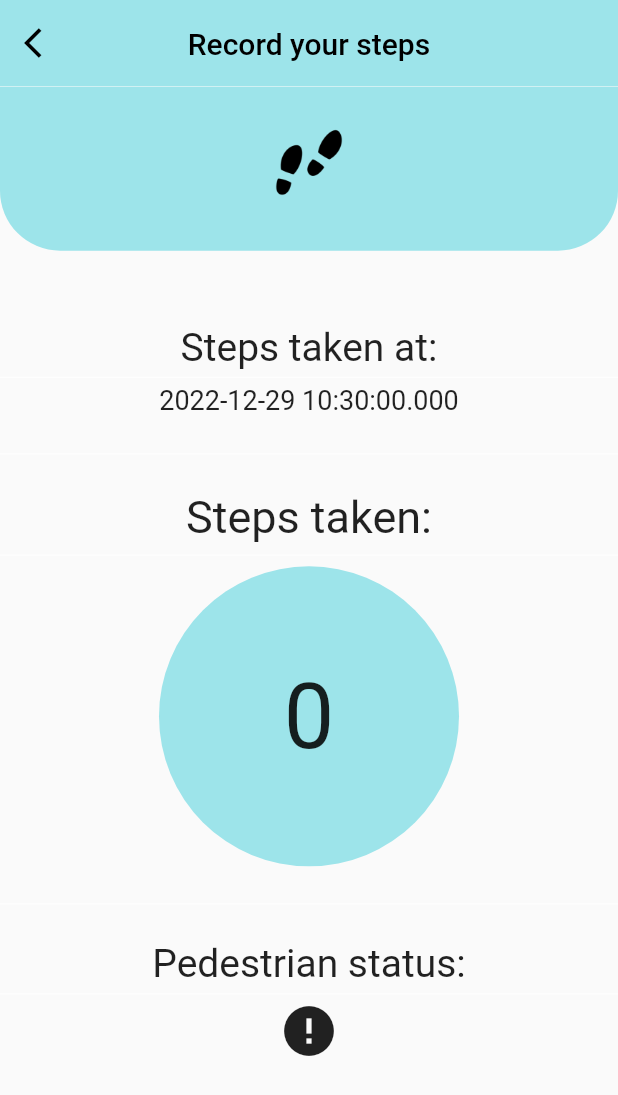
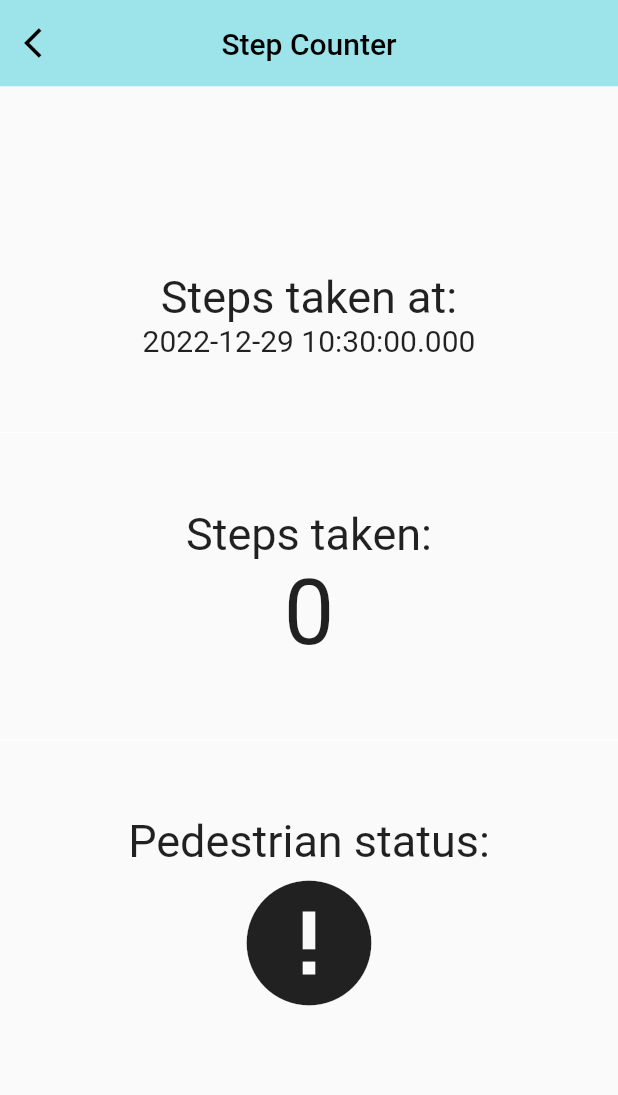
Before and after one commit to wanysamsuri/flutter_clinical, a Flutter app: the PedometerScreen screen opened directly, on a phone screen of 412 x 824 dp. Shown: the top 1095 px of the screen. Run offline on Flutter 3.47's test engine with Material 2 defaults, Android fonts, the light colour scheme and no system bars; our stand-ins replace cached_network_image, carousel_slider, device_info_plus, email_validator, fl_chart, flutter_rating_stars and 20 more; missing offline and left inert: clickable_list_wheel_view, flutter_3d_choice_chip, gauges, html2md, onesignal_flutter, pretty_gauge and 2 more; accounts and stored records are empty.

Commit message:
pedometer function

```diff
--- a/lib/bmi/bmi_screen.dart
+++ b/lib/bmi/bmi_screen.dart
@@ -88,14 +88,20 @@ class _BMIScreenState extends State<BMIScreen> {
                   height: 20,
                 ),
                 GenderWidget(
-                  onChange: (genderVal) {
+                  onChange: (genderVal) async {
+                    SharedPreferences storage =
+                        await SharedPreferences.getInstance();
+                    storage.setString('gender', genderVal.toString());
                     _gender = genderVal;
                   },
                 ),
                 SizedBox(
                   height: 20,
                 ),
-                HeightWidget(onChange: (heightVal) {
+                HeightWidget(onChange: (heightVal) async {
+                  SharedPreferences storage =
+                      await SharedPreferences.getInstance();
+                  storage.setString('height', heightVal.toString());
                   _height = heightVal;
                 }),
                 SizedBox(
--- a/lib/main.dart
+++ b/lib/main.dart
@@ -1,6 +1,5 @@
 import 'dart:collection';
 import 'dart:convert';
-
 import 'package:flutter/material.dart';
 import 'package:flutter_clinic/record_screen.dart';
 import 'package:flutter_clinic/screens/appointment/queue_new.dart';
@@ -25,15 +24,19 @@ import 'package:flutter_clinic/utils/get_player_id.dart';
 import 'package:flutter_clinic/utils/get_sharedprefs.dart';
 import 'package:get/get.dart';
 import 'package:get/get_navigation/src/root/get_material_app.dart';
-
+import 'package:hive/hive.dart';
 import 'package:onesignal_flutter/onesignal_flutter.dart';
+import 'package:path_provider/path_provider.dart';
 import 'package:responsive_sizer/responsive_sizer.dart';
 import 'package:shared_preferences/shared_preferences.dart';
 import 'package:sizer/sizer.dart';
 import 'package:http/http.dart' as http;
 
-void main() {
+Future<void> main() async {
     runApp(const MyApp());
+    WidgetsFlutterBinding.ensureInitialized();
+    final appDocumentDirectory = await getApplicationDocumentsDirectory();
+    Hive.init(appDocumentDirectory.path);
   }
 
 class MyApp extends StatefulWidget {
@@ -43,10 +46,13 @@ class MyApp extends StatefulWidget {
   State<MyApp> createState() => _MyAppState();
 }
 
+
 class _MyAppState extends State<MyApp> {
   // This widget is the root of your application.
   @override
   void initState() {
+
+
     // TODO: implement initState
 
     super.initState();
@@ -56,6 +62,8 @@ class _MyAppState extends State<MyApp> {
 
     // configOneSignal();
   }
+
+
 
   // static const String oneSignalAppId = "8ccd5fa1-7218-4f73-bfea-bd84b99bb016";
   // void configOneSignal() {
@@ -96,6 +104,7 @@ class _MyAppState extends State<MyApp> {
     });
   }
 
+  // }
 //   Future<void> initPlatformState() async {
 //     OneSignal.shared.setAppId(oneSignalAppId);
 //     //Remove this method to stop OneSignal Debugging
--- a/lib/pedometer/pedometer_screen.dart
+++ b/lib/pedometer/pedometer_screen.dart
@@ -2,13 +2,11 @@ import 'dart:async';
 
 import 'package:flutter/foundation.dart';
 import 'package:flutter/material.dart';
-import 'package:flutter_clinic/constant.dart';
 import 'package:hive/hive.dart';
 import 'package:jiffy/jiffy.dart';
 import 'package:pedometer/pedometer.dart';
 import 'package:permission_handler/permission_handler.dart';
 import 'package:intl/intl.dart';
-import 'package:responsive_sizer/responsive_sizer.dart';
 import 'package:shared_preferences/shared_preferences.dart';
 
 class PedometerScreen extends StatefulWidget {
@@ -131,7 +129,7 @@ class _PedometerScreenState extends State<PedometerScreen> {
       _stepCountStream = Pedometer.stepCountStream;
       _subscription = _stepCountStream.listen(onStepCount,
           onDone: _onDone, onError: onStepCountError, cancelOnError: true);
-
+      _subscription;
       // _stepCountStream.listen(onStepCount).onError(onStepCountError);
       _pedestrianStatusStream
           .listen(onPedestrianStatusChanged)
@@ -164,14 +162,14 @@ class _PedometerScreenState extends State<PedometerScreen> {
           backgroundColor: Colors.grey[50],
           elevation: 0.0,
           flexibleSpace: ClipPath(
-                // clipper: CustomShape(),
+              //clipper: CustomShape(),
               child: Container(
             height: 200,
             width: MediaQuery.of(context).size.width,
             color: Color.fromARGB(255, 157, 228, 234),
           )),
           title: const Text(
-              'Record your steps',
+            'Step Counter',
             style: TextStyle(color: Colors.black),
           ),
           centerTitle: true,
@@ -184,94 +182,40 @@ class _PedometerScreenState extends State<PedometerScreen> {
               Navigator.pop(context);
             },
           )),
-        body: SafeArea(
-            child: SingleChildScrollView(
-          child: Container(
-            child:
-                Column(crossAxisAlignment: CrossAxisAlignment.start, children: [
-              Container(
-                padding: EdgeInsets.all(Adaptive.w(5)),
-                // height: Adaptive.h(15),
-                width: Adaptive.w(100),
-                decoration: const BoxDecoration(
-                    color: Color.fromARGB(255, 157, 228, 234),
-                    borderRadius: BorderRadius.only(
-                        bottomLeft: Radius.circular(40),
-                        bottomRight: Radius.circular(40))),
-                child: Column(
-                    crossAxisAlignment: CrossAxisAlignment.start,
-                    children: [
-                      Container(
+      body: Container(
         child: Center(
-                            child:
-                                Image.asset('assets/footstep.png', height: 60)),
-                      ),
-                      SizedBox(
-                        height: Adaptive.h(1),
-                      ),
-                    ]),
-              ),
-              SizedBox(
-                height: Adaptive.h(6),
-              ),
-              Center(
           child: Column(
             mainAxisAlignment: MainAxisAlignment.center,
             children: <Widget>[
               const Text(
                 'Steps taken at:',
-                      style: TextStyle(fontSize: 26),
+                style: TextStyle(fontSize: 30),
+              ),
+              Text(
+                _timeStamp.toString(),
+                style: const TextStyle(fontSize: 20),
               ),
               const Divider(
-                      height: 10,
+                height: 100,
                 thickness: 0,
                 color: Colors.white,
               ),
-                    Text(
-                      _timeStamp.toString(),
-                      style: const TextStyle(fontSize: 18),
-                    ),
-                    const Divider(
-                      height: 50,
-                      thickness: 0,
-                      color: Colors.white,
-                    ),
-                    Text(
+              const Text(
                 'Steps taken:',
                 style: TextStyle(fontSize: 30),
               ),
-                    const Divider(
-                      height: 15,
-                      thickness: 0,
-                      color: Colors.white,
-                    ),
-                    Container(
-                      height: 200,
-                      width: 200,
-                      decoration: BoxDecoration(
-                          color: primaryColor,
-                          borderRadius: BorderRadius.circular(100)),
-                      child: Center(
-                        child: Text(
+              Text(
                 _todaySteps.toString(),
                 style: const TextStyle(fontSize: 60),
               ),
-                      ),
-                    ),
-
               const Divider(
-                      height: 50,
+                height: 100,
                 thickness: 0,
                 color: Colors.white,
               ),
               const Text(
                 'Pedestrian status:',
-                      style: TextStyle(fontSize: 26),
-                    ),
-                    const Divider(
-                      height: 10,
-                      thickness: 0,
-                      color: Colors.white,
+                style: TextStyle(fontSize: 30),
               ),
               Icon(
                 _status == 'walking'
@@ -279,7 +223,7 @@ class _PedometerScreenState extends State<PedometerScreen> {
                     : _status == 'stopped'
                         ? Icons.accessibility_new
                         : Icons.error,
-                      size: 40,
+                size: 100,
               ),
               Center(
                 child: Text(
@@ -293,8 +237,7 @@ class _PedometerScreenState extends State<PedometerScreen> {
             ],
           ),
         ),
-            ]),
       ),
-        )));
+    );
   }
 }
--- a/pubspec.yaml
+++ b/pubspec.yaml
@@ -81,6 +81,7 @@ dependencies:
   fl_chart: ^0.55.2
   hive: ^2.2.3
   jiffy: ^5.0.0
+  path_provider: ^2.0.11
 
 dev_dependencies:
   flutter_test:
```
Also changed, not shown: lib/pedometer/step_screen.dart (line endings or trailing spaces), pubspec.lock, 1 other file. Lines whose indentation alone changed are shown as unchanged.
